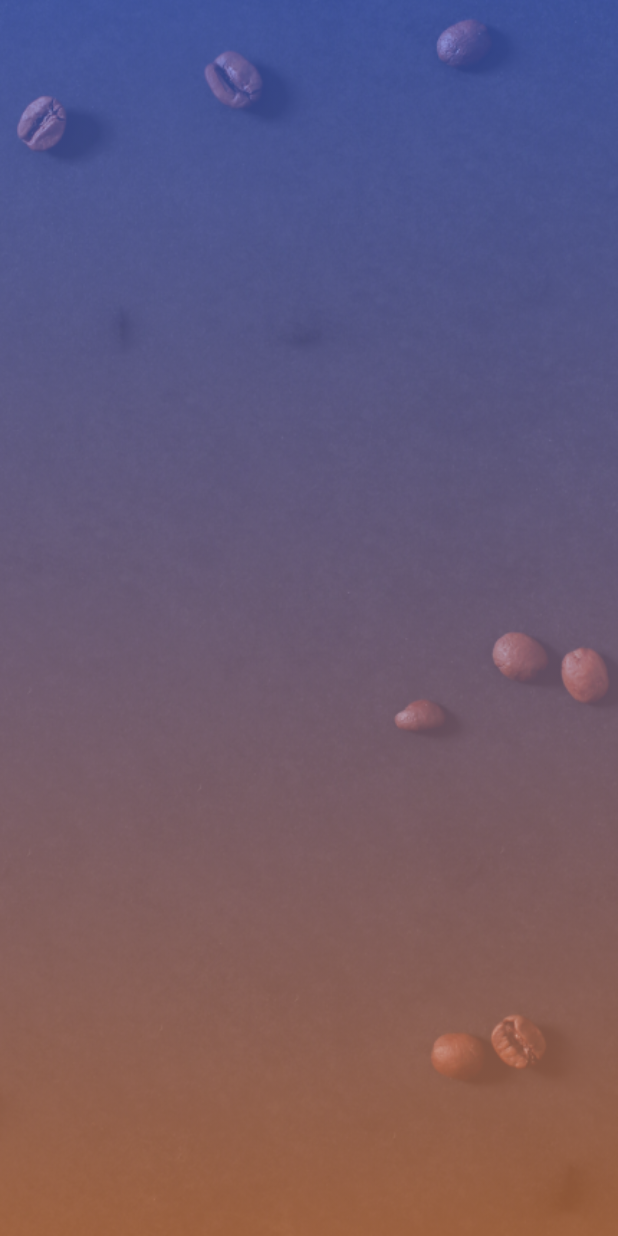
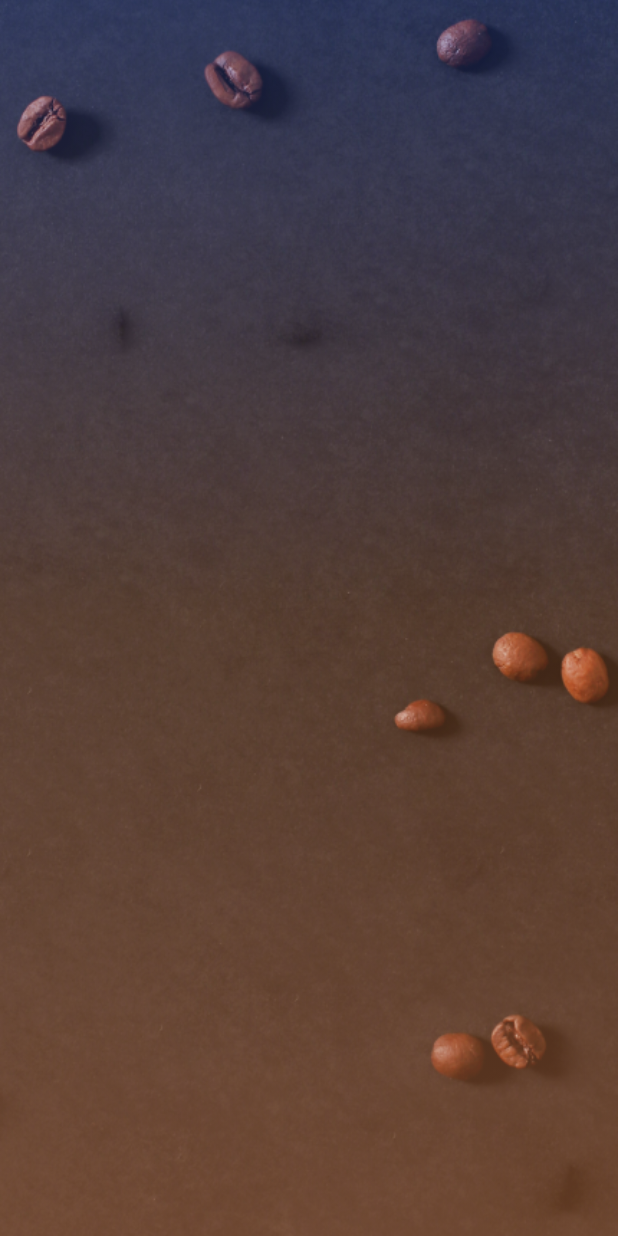
Before and after one commit to sxjal/ShoppingApp, a Flutter app: the screen it shows after launch, on a phone screen of 412 x 824 dp. Run offline on Flutter 3.47's test engine with Material 2 defaults, Android fonts, the phone set to English and light mode, and no system bars.

Commit message:
loginscreen

```diff
--- a/lib/screens/loginscreen.dart
+++ b/lib/screens/loginscreen.dart
@@ -26,8 +26,9 @@ class LoginScreen extends StatelessWidget {
               decoration: const BoxDecoration(
                 gradient: LinearGradient(
                   colors: [
-                    Color.fromARGB(178, 207, 123, 75),
-                    Color.fromARGB(149, 80, 114, 235),
+                    Color.fromARGB(134, 180, 107, 65),
+                    Color.fromARGB(87, 180, 107, 65),
+                    Color.fromARGB(79, 56, 87, 197),
                   ],
                   begin: Alignment.bottomCenter,
                   end: Alignment.topCenter,
```
